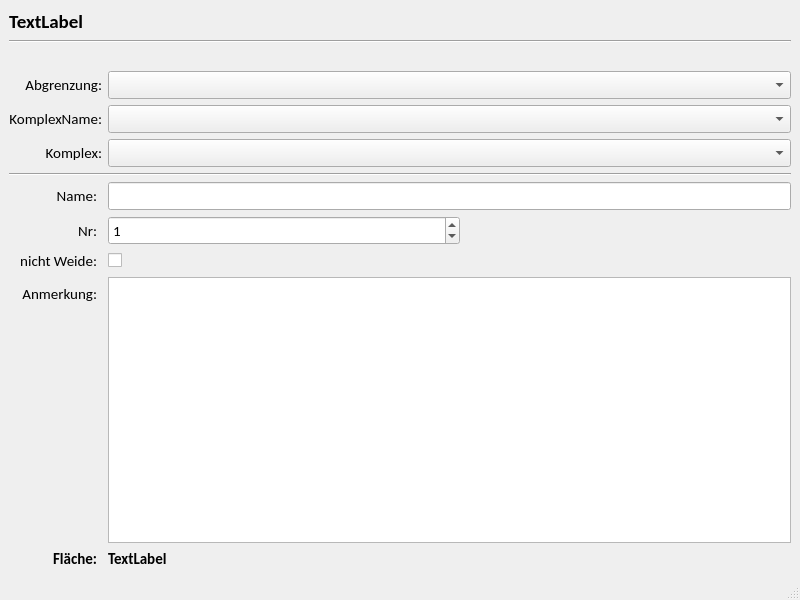
The window that core/scopes/koppel/koppel.ui (gidhoog/AlmGIS) describes before a commit, drawn with Qt 5.
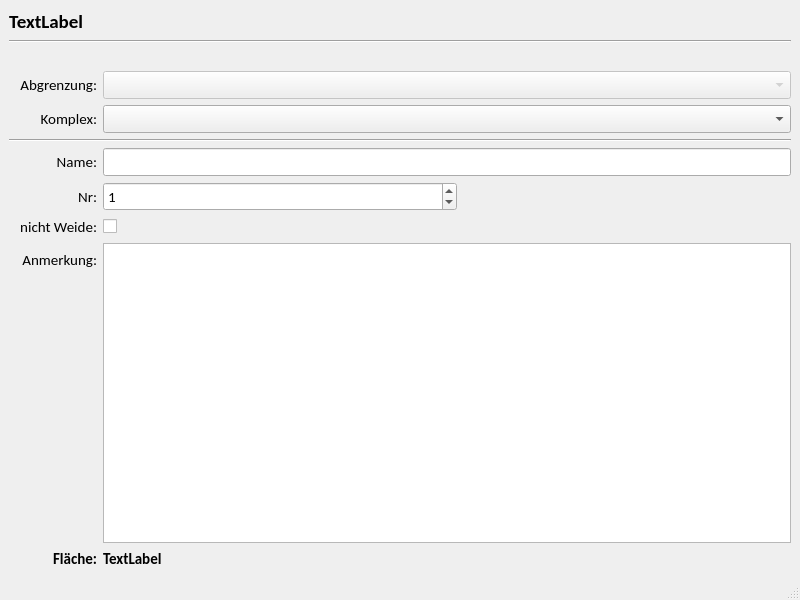
The same window after the commit. Custom widgets are drawn as their Qt base class.

```diff
--- a/core/scopes/koppel/koppel.ui
+++ b/core/scopes/koppel/koppel.ui
@@ -17,74 +17,6 @@
    <layout class="QVBoxLayout" name="verticalLayout">
     <item>
      <layout class="QGridLayout" name="gridLayout">
-      <item row="12" column="0">
-       <widget class="QLabel" name="label_5">
-        <property name="sizePolicy">
-         <sizepolicy hsizetype="Preferred" vsizetype="Preferred">
-          <horstretch>0</horstretch>
-          <verstretch>0</verstretch>
-         </sizepolicy>
-        </property>
-        <property name="maximumSize">
-         <size>
-          <width>88</width>
-          <height>16777215</height>
-         </size>
-        </property>
-        <property name="font">
-         <font>
-          <family>Calibri</family>
-          <pointsize>11</pointsize>
-          <weight>75</weight>
-          <bold>true</bold>
-         </font>
-        </property>
-        <property name="text">
-         <string>Fläche:</string>
-        </property>
-        <property name="alignment">
-         <set>Qt::AlignRight|Qt::AlignTrailing|Qt::AlignVCenter</set>
-        </property>
-       </widget>
-      </item>
-      <item row="3" column="0">
-       <widget class="QLabel" name="label_2">
-        <property name="font">
-         <font>
-          <family>Calibri</family>
-          <pointsize>11</pointsize>
-          <weight>50</weight>
-          <bold>false</bold>
-         </font>
-        </property>
-        <property name="text">
-         <string>Abgrenzung:</string>
-        </property>
-        <property name="alignment">
-         <set>Qt::AlignRight|Qt::AlignTrailing|Qt::AlignVCenter</set>
-        </property>
-       </widget>
-      </item>
-      <item row="6" column="0" colspan="4">
-       <widget class="Line" name="line_2">
-        <property name="orientation">
-         <enum>Qt::Horizontal</enum>
-        </property>
-       </widget>
-      </item>
-      <item row="9" column="1">
-       <widget class="QCheckBox" name="uiNichtWeideCbox">
-        <property name="maximumSize">
-         <size>
-          <width>20</width>
-          <height>16777215</height>
-         </size>
-        </property>
-        <property name="text">
-         <string/>
-        </property>
-       </widget>
-      </item>
       <item row="1" column="0" colspan="4">
        <widget class="Line" name="line">
         <property name="sizePolicy">
@@ -98,48 +30,24 @@
         </property>
        </widget>
       </item>
-      <item row="0" column="0" colspan="4">
-       <widget class="QLabel" name="uiAktNameLbl">
+      <item row="4" column="0">
+       <widget class="QLabel" name="label_8">
         <property name="font">
          <font>
           <family>Calibri</family>
-          <pointsize>14</pointsize>
-          <weight>75</weight>
-          <bold>true</bold>
-         </font>
-        </property>
-        <property name="text">
-         <string>TextLabel</string>
-        </property>
-       </widget>
-      </item>
-      <item row="12" column="1" colspan="3">
-       <widget class="QLabel" name="uiAreaLbl">
-        <property name="font">
-         <font>
-          <family>Calibri</family>
           <pointsize>11</pointsize>
-          <weight>75</weight>
-          <bold>true</bold>
          </font>
         </property>
         <property name="text">
-         <string>TextLabel</string>
+         <string>Komplex:</string>
         </property>
-       </widget>
-      </item>
-      <item row="3" column="1" colspan="3">
-       <widget class="QComboBox" name="uiAbgrenzungCombo">
-        <property name="font">
-         <font>
-          <family>Calibri</family>
-          <pointsize>11</pointsize>
-         </font>
+        <property name="alignment">
+         <set>Qt::AlignRight|Qt::AlignTrailing|Qt::AlignVCenter</set>
         </property>
        </widget>
       </item>
       <item row="4" column="1" colspan="3">
-       <widget class="QComboBox" name="uiKomplexNameCombo">
+       <widget class="QComboBox" name="uiKomplexCombo">
         <property name="font">
          <font>
           <family>Calibri</family>
@@ -148,7 +56,10 @@
         </property>
        </widget>
       </item>
-      <item row="11" column="0">
+      <item row="8" column="2">
+       <widget class="InfoButton" name="uiInfoBtnNichtWeide" native="true"/>
+      </item>
+      <item row="10" column="0">
        <layout class="QVBoxLayout" name="verticalLayout_2">
         <property name="topMargin">
          <number>7</number>
@@ -196,54 +107,7 @@
         </item>
        </layout>
       </item>
-      <item row="2" column="0">
-       <spacer name="verticalSpacer_2">
-        <property name="orientation">
-         <enum>Qt::Vertical</enum>
-        </property>
-        <property name="sizeType">
-         <enum>QSizePolicy::Fixed</enum>
-        </property>
-        <property name="sizeHint" stdset="0">
-         <size>
-          <width>20</width>
-          <height>22</height>
-         </size>
-        </property>
-       </spacer>
-      </item>
-      <item row="7" column="1" colspan="3">
-       <widget class="QLineEdit" name="uiNameLedit">
-        <property name="sizePolicy">
-         <sizepolicy hsizetype="Preferred" vsizetype="Fixed">
-          <horstretch>0</horstretch>
-          <verstretch>0</verstretch>
-         </sizepolicy>
-        </property>
-        <property name="minimumSize">
-         <size>
-          <width>0</width>
-          <height>0</height>
-         </size>
-        </property>
-        <property name="maximumSize">
-         <size>
-          <width>16777215</width>
-          <height>16777215</height>
-         </size>
-        </property>
-        <property name="font">
-         <font>
-          <family>Calibri</family>
-          <pointsize>11</pointsize>
-         </font>
-        </property>
-        <property name="clearButtonEnabled">
-         <bool>true</bool>
-        </property>
-       </widget>
-      </item>
-      <item row="8" column="1" colspan="2">
+      <item row="7" column="1" colspan="2">
        <widget class="QSpinBox" name="uiNrSbox">
         <property name="sizePolicy">
          <sizepolicy hsizetype="Preferred" vsizetype="Fixed">
@@ -274,81 +138,14 @@
         </property>
        </widget>
       </item>
+      <item row="5" column="0" colspan="4">
+       <widget class="Line" name="line_2">
+        <property name="orientation">
+         <enum>Qt::Horizontal</enum>
+        </property>
+       </widget>
+      </item>
       <item row="8" column="0">
-       <widget class="QLabel" name="label_3">
-        <property name="sizePolicy">
-         <sizepolicy hsizetype="Preferred" vsizetype="Preferred">
-          <horstretch>0</horstretch>
-          <verstretch>0</verstretch>
-         </sizepolicy>
-        </property>
-        <property name="maximumSize">
-         <size>
-          <width>88</width>
-          <height>16777215</height>
-         </size>
-        </property>
-        <property name="font">
-         <font>
-          <family>Calibri</family>
-          <pointsize>11</pointsize>
-         </font>
-        </property>
-        <property name="text">
-         <string>Nr:</string>
-        </property>
-        <property name="alignment">
-         <set>Qt::AlignRight|Qt::AlignTrailing|Qt::AlignVCenter</set>
-        </property>
-       </widget>
-      </item>
-      <item row="7" column="0">
-       <widget class="QLabel" name="label_4">
-        <property name="sizePolicy">
-         <sizepolicy hsizetype="Preferred" vsizetype="Preferred">
-          <horstretch>0</horstretch>
-          <verstretch>0</verstretch>
-         </sizepolicy>
-        </property>
-        <property name="maximumSize">
-         <size>
-          <width>88</width>
-          <height>16777215</height>
-         </size>
-        </property>
-        <property name="font">
-         <font>
-          <family>Calibri</family>
-          <pointsize>11</pointsize>
-         </font>
-        </property>
-        <property name="text">
-         <string>Name:</string>
-        </property>
-        <property name="alignment">
-         <set>Qt::AlignRight|Qt::AlignTrailing|Qt::AlignVCenter</set>
-        </property>
-       </widget>
-      </item>
-      <item row="4" column="0">
-       <widget class="QLabel" name="label">
-        <property name="font">
-         <font>
-          <family>Calibri</family>
-          <pointsize>11</pointsize>
-          <weight>50</weight>
-          <bold>false</bold>
-         </font>
-        </property>
-        <property name="text">
-         <string>KomplexName:</string>
-        </property>
-        <property name="alignment">
-         <set>Qt::AlignRight|Qt::AlignTrailing|Qt::AlignVCenter</set>
-        </property>
-       </widget>
-      </item>
-      <item row="9" column="0">
        <widget class="QLabel" name="label_6">
         <property name="sizePolicy">
          <sizepolicy hsizetype="Preferred" vsizetype="Preferred">
@@ -376,10 +173,78 @@
         </property>
        </widget>
       </item>
-      <item row="9" column="2">
-       <widget class="InfoButton" name="uiInfoBtnNichtWeide" native="true"/>
+      <item row="6" column="0">
+       <widget class="QLabel" name="label_4">
+        <property name="sizePolicy">
+         <sizepolicy hsizetype="Preferred" vsizetype="Preferred">
+          <horstretch>0</horstretch>
+          <verstretch>0</verstretch>
+         </sizepolicy>
+        </property>
+        <property name="maximumSize">
+         <size>
+          <width>88</width>
+          <height>16777215</height>
+         </size>
+        </property>
+        <property name="font">
+         <font>
+          <family>Calibri</family>
+          <pointsize>11</pointsize>
+         </font>
+        </property>
+        <property name="text">
+         <string>Name:</string>
+        </property>
+        <property name="alignment">
+         <set>Qt::AlignRight|Qt::AlignTrailing|Qt::AlignVCenter</set>
+        </property>
+       </widget>
       </item>
-      <item row="11" column="1" colspan="3">
+      <item row="0" column="0" colspan="4">
+       <widget class="QLabel" name="uiAktNameLbl">
+        <property name="font">
+         <font>
+          <family>Calibri</family>
+          <pointsize>14</pointsize>
+          <weight>75</weight>
+          <bold>true</bold>
+         </font>
+        </property>
+        <property name="text">
+         <string>TextLabel</string>
+        </property>
+       </widget>
+      </item>
+      <item row="7" column="0">
+       <widget class="QLabel" name="label_3">
+        <property name="sizePolicy">
+         <sizepolicy hsizetype="Preferred" vsizetype="Preferred">
+          <horstretch>0</horstretch>
+          <verstretch>0</verstretch>
+         </sizepolicy>
+        </property>
+        <property name="maximumSize">
+         <size>
+          <width>88</width>
+          <height>16777215</height>
+         </size>
+        </property>
+        <property name="font">
+         <font>
+          <family>Calibri</family>
+          <pointsize>11</pointsize>
+         </font>
+        </property>
+        <property name="text">
+         <string>Nr:</string>
+        </property>
+        <property name="alignment">
+         <set>Qt::AlignRight|Qt::AlignTrailing|Qt::AlignVCenter</set>
+        </property>
+       </widget>
+      </item>
+      <item row="10" column="1" colspan="3">
        <widget class="QPlainTextEdit" name="uiAnmerkungPtext">
         <property name="font">
          <font>
@@ -395,29 +260,137 @@
         </property>
        </widget>
       </item>
-      <item row="5" column="0">
-       <widget class="QLabel" name="label_8">
+      <item row="2" column="0">
+       <spacer name="verticalSpacer_2">
+        <property name="orientation">
+         <enum>Qt::Vertical</enum>
+        </property>
+        <property name="sizeType">
+         <enum>QSizePolicy::Fixed</enum>
+        </property>
+        <property name="sizeHint" stdset="0">
+         <size>
+          <width>20</width>
+          <height>22</height>
+         </size>
+        </property>
+       </spacer>
+      </item>
+      <item row="3" column="1" colspan="3">
+       <widget class="QComboBox" name="uiAbgrenzungCombo">
+        <property name="enabled">
+         <bool>false</bool>
+        </property>
         <property name="font">
          <font>
           <family>Calibri</family>
           <pointsize>11</pointsize>
          </font>
         </property>
+       </widget>
+      </item>
+      <item row="8" column="1">
+       <widget class="QCheckBox" name="uiNichtWeideCbox">
+        <property name="maximumSize">
+         <size>
+          <width>20</width>
+          <height>16777215</height>
+         </size>
+        </property>
         <property name="text">
-         <string>Komplex:</string>
+         <string/>
         </property>
+       </widget>
+      </item>
+      <item row="11" column="0">
+       <widget class="QLabel" name="label_5">
+        <property name="sizePolicy">
+         <sizepolicy hsizetype="Preferred" vsizetype="Preferred">
+          <horstretch>0</horstretch>
+          <verstretch>0</verstretch>
+         </sizepolicy>
+        </property>
+        <property name="maximumSize">
+         <size>
+          <width>88</width>
+          <height>16777215</height>
+         </size>
+        </property>
+        <property name="font">
+         <font>
+          <family>Calibri</family>
+          <pointsize>11</pointsize>
+          <weight>75</weight>
+          <bold>true</bold>
+         </font>
+        </property>
+        <property name="text">
+         <string>Fläche:</string>
+        </property>
         <property name="alignment">
          <set>Qt::AlignRight|Qt::AlignTrailing|Qt::AlignVCenter</set>
         </property>
        </widget>
       </item>
-      <item row="5" column="1" colspan="3">
-       <widget class="QComboBox" name="uiKomplexCombo">
+      <item row="3" column="0">
+       <widget class="QLabel" name="label_2">
         <property name="font">
          <font>
           <family>Calibri</family>
           <pointsize>11</pointsize>
          </font>
+        </property>
+        <property name="text">
+         <string>Abgrenzung:</string>
+        </property>
+        <property name="alignment">
+         <set>Qt::AlignRight|Qt::AlignTrailing|Qt::AlignVCenter</set>
+        </property>
+       </widget>
+      </item>
+      <item row="11" column="1" colspan="3">
+       <widget class="QLabel" name="uiAreaLbl">
+        <property name="font">
+         <font>
+          <family>Calibri</family>
+          <pointsize>11</pointsize>
+          <weight>75</weight>
+          <bold>true</bold>
+         </font>
+        </property>
+        <property name="text">
+         <string>TextLabel</string>
+        </property>
+       </widget>
+      </item>
+      <item row="6" column="1" colspan="3">
+       <widget class="QLineEdit" name="uiNameLedit">
+        <property name="sizePolicy">
+         <sizepolicy hsizetype="Preferred" vsizetype="Fixed">
+          <horstretch>0</horstretch>
+          <verstretch>0</verstretch>
+         </sizepolicy>
+        </property>
+        <property name="minimumSize">
+         <size>
+          <width>0</width>
+          <height>0</height>
+         </size>
+        </property>
+        <property name="maximumSize">
+         <size>
+          <width>16777215</width>
+          <height>16777215</height>
+         </size>
+        </property>
+        <property name="font">
+         <font>
+          <family>Calibri</family>
+          <pointsize>11</pointsize>
+         </font>
+        </property>
+        <property name="clearButtonEnabled">
+         <bool>true</bool>
         </property>
        </widget>
       </item>
```
Left out of the diff: 3 changed lines with no effect on the pictures.
